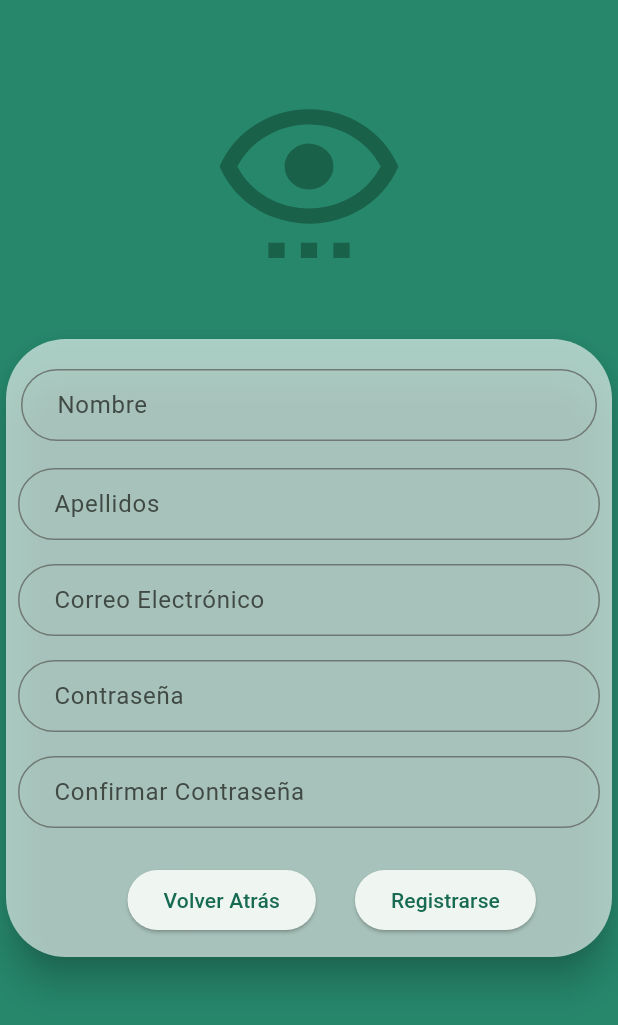
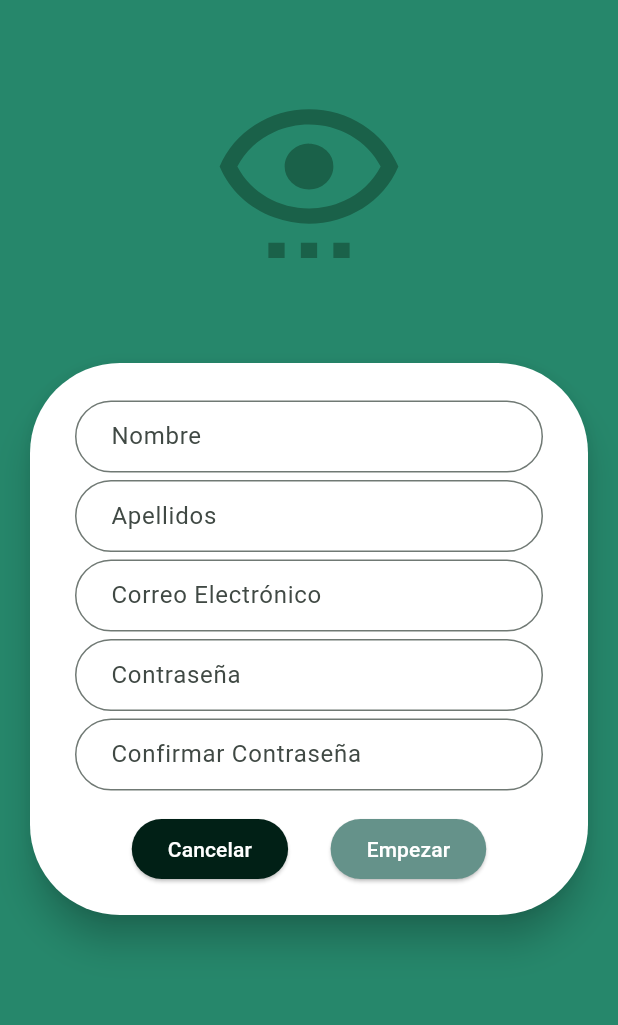
Before and after one commit to ser356/sinhex, a Flutter app: the RegistroScreen screen opened directly, on a phone screen of 412 x 824 dp. Shown: the top 1025 px of the screen. Run offline on Flutter 3.47's test engine with Material 2 defaults, Android fonts, the light colour scheme and no system bars; our stand-ins replace flutter_svg, responsive_framework.

Commit message:
bug fixes, responsive edition
-corrected package.json
-updated pubspec.yaml
-added utilies
-responsiveness succeed (needs revision)

```diff
--- a/lib/registro.dart
+++ b/lib/registro.dart
@@ -1,7 +1,10 @@
 import 'package:flutter/material.dart';
 import 'package:flutter_svg/flutter_svg.dart';
+import 'package:sinhex/hex.dart';
 import 'package:sinhex/main.dart';
 import 'package:sinhex/startview.dart';
+import 'package:responsive_framework/responsive_framework.dart';
+
 //Registro Screen
 
 class RegistroScreen extends StatelessWidget {
@@ -29,52 +32,64 @@ class CardComponentWidget extends StatelessWidget {
 
   @override
   Widget build(BuildContext context) {
-    return SingleChildScrollView(
-      child: (Center(
-        child: Column(children: [
-          SizedBox(
+    return (SingleChildScrollView(
+      child: ResponsiveRowColumn(
+          layout: ResponsiveRowColumnType.COLUMN,
+          children: [
+            ResponsiveRowColumnItem(
+              rowFlex: 2,
+              child: SizedBox(
                 height: 50,
               ),
-          SizedBox(
+            ),
+            ResponsiveRowColumnItem(
+              rowFlex: 2,
+              child: SizedBox(
                   child: SvgPicture.asset(
                 'assets/eye.svg',
                 color: Color.fromRGBO(26, 97, 73, 100),
                 fit: BoxFit.scaleDown,
               )),
-          SizedBox(
+            ),
+            ResponsiveRowColumnItem(
+              rowFlex: 2,
+              child: SizedBox(
                 height: 50,
               ),
-          SizedBox(
-            height: 420,
-            width: double.infinity,
+            ),
+            ResponsiveRowColumnItem(
+              rowFlex: 2,
               child: Card(
+                margin: ResponsiveWrapper.of(context).isDesktop
+                    ? EdgeInsets.symmetric(vertical: 10, horizontal: 450)
+                    : EdgeInsets.all(20),
                 elevation: 10,
                 shape: RoundedRectangleBorder(
-                  borderRadius: BorderRadius.circular(40)),
-              color: Color.fromRGBO(255, 255, 255, 0.612),
-              child: SizedBox(
-                height: double.infinity,
-                width: double.infinity,
+                    borderRadius: BorderRadius.circular(60)),
+                color: '#FFFFFF'.toColor(),
                 child: FormWidget(),
               ),
             ),
-          ),
           ]),
-      )),
-    );
+    ));
   }
 }
 
 class FormWidget extends StatelessWidget {
   @override
   Widget build(BuildContext context) {
-    return (Column(
+    return (ResponsiveRowColumn(
+      columnPadding: EdgeInsets.symmetric(horizontal: 30, vertical: 10),
+      columnSpacing: 5,
+      layout: ResponsiveRowColumnType.COLUMN,
       children: [
-        SizedBox(
+        ResponsiveRowColumnItem(
+          child: SizedBox(
             height: 10,
           ),
-        Padding(
-          padding: const EdgeInsets.all(10.0),
+        ),
+        ResponsiveRowColumnItem(
+          rowFlex: 2,
           child: TextFormField(
             autocorrect: true,
             decoration: InputDecoration(
@@ -88,10 +103,11 @@ class FormWidget extends StatelessWidget {
             ),
           ),
         ),
-        Padding(
-          padding: const EdgeInsets.all(8.0),
+        ResponsiveRowColumnItem(
+          rowFlex: 2,
           child: TextFormField(
             autocorrect: true,
+            keyboardType: TextInputType.name,
             decoration: InputDecoration(
               contentPadding:
                   EdgeInsets.symmetric(vertical: 10, horizontal: 20),
@@ -103,10 +119,10 @@ class FormWidget extends StatelessWidget {
             ),
           ),
         ),
-        Padding(
-          padding: const EdgeInsets.all(8.0),
+        ResponsiveRowColumnItem(
           child: TextFormField(
             autocorrect: true,
+            keyboardType: TextInputType.emailAddress,
             decoration: InputDecoration(
               contentPadding:
                   EdgeInsets.symmetric(vertical: 10, horizontal: 20),
@@ -118,10 +134,10 @@ class FormWidget extends StatelessWidget {
             ),
           ),
         ),
-        Padding(
-          padding: const EdgeInsets.all(8.0),
+        ResponsiveRowColumnItem(
           child: TextFormField(
             autocorrect: true,
+            keyboardType: TextInputType.visiblePassword,
             decoration: InputDecoration(
               contentPadding:
                   EdgeInsets.symmetric(vertical: 10, horizontal: 20),
@@ -132,10 +148,10 @@ class FormWidget extends StatelessWidget {
             ),
           ),
         ),
-        Padding(
-          padding: const EdgeInsets.all(8.0),
+        ResponsiveRowColumnItem(
           child: TextFormField(
             autocorrect: true,
+            keyboardType: TextInputType.visiblePassword,
             decoration: InputDecoration(
               contentPadding:
                   EdgeInsets.symmetric(vertical: 10, horizontal: 20),
@@ -147,15 +163,13 @@ class FormWidget extends StatelessWidget {
             ),
           ),
         ),
-        SizedBox(
-          height: 10,
+        ResponsiveRowColumnItem(
+          child: ResponsiveRowColumn(
+            layout: ResponsiveRowColumnType.ROW,
+            children: [
+              ResponsiveRowColumnItem(child: ButtonWidget()),
+            ],
           ),
-        Row(
-          children: [
-            Center(
-              child: ButtonWidget(),
-            ),
-          ],
         )
       ],
     ));
@@ -169,30 +183,52 @@ class ButtonWidget extends StatelessWidget {
 
   @override
   Widget build(BuildContext context) {
-    return (SizedBox(
-      child: Row(children: [
-        SizedBox(
-          width: 75,
+    return Expanded(
+      child: (ResponsiveRowColumn(
+          rowSpacing: 0.5,
+          rowPadding: EdgeInsets.all(10),
+          rowMainAxisAlignment: MainAxisAlignment.spaceEvenly,
+          layout: ResponsiveRowColumnType.ROW,
+          children: [
+            ResponsiveRowColumnItem(
+              rowFit: FlexFit.loose,
+              child: ElevatedButton(
+                  style: ElevatedButton.styleFrom(
+                    backgroundColor: '#012016'.toColor(),
                   ),
-        Padding(
-          padding: const EdgeInsets.all(6.0),
-          child: ElevatedButton(
                   onPressed: () {
                     Navigator.pushReplacement(context,
                         MaterialPageRoute(builder: (context) => MainScreen()));
                   },
-              child: Text('Volver Atrás')),
+                  child: Text(
+                    'Cancelar',
+                    textScaleFactor: 1,
+                    style: TextStyle(color: Colors.white),
+                    textAlign: TextAlign.center,
+                  )),
             ),
-        SizedBox(
-          width: 20,
+            ResponsiveRowColumnItem(
+              rowFit: FlexFit.loose,
+              child: ElevatedButton(
+                  onPressed: () {
+                    Navigator.pushReplacement(
+                        context,
+                        MaterialPageRoute(
+                            builder: (context) => StartViewScreen()));
+                  },
+                  style: ElevatedButton.styleFrom(
+                    backgroundColor: '#65928A'.toColor(),
                   ),
-        ElevatedButton(
-            onPressed: () {
-              Navigator.pushReplacement(context,
-                  MaterialPageRoute(builder: (context) => StartViewScreen()));
-            },
-            child: Text('Registrarse'))
-      ]),
-    ));
+                  child: Text(
+                    'Empezar',
+                    textAlign: TextAlign.center,
+                    style: TextStyle(
+                      locale: Locale.fromSubtags(languageCode: 'es'),
+                      color: '#FFFFFF'.toColor(),
+                    ),
+                  )),
+            )
+          ])),
+    );
   }
 }
```
Also changed, not shown: lib/hex.dart (added, +11 -0 lines), lib/login.dart (added, +48 -0 lines), lib/main.dart (+63 -37 lines), lib/startview.dart (+45 -6 lines), pubspec.yaml (+7 -0 lines), pubspec.lock, 6 other files. Lines whose indentation alone changed are shown as unchanged.
